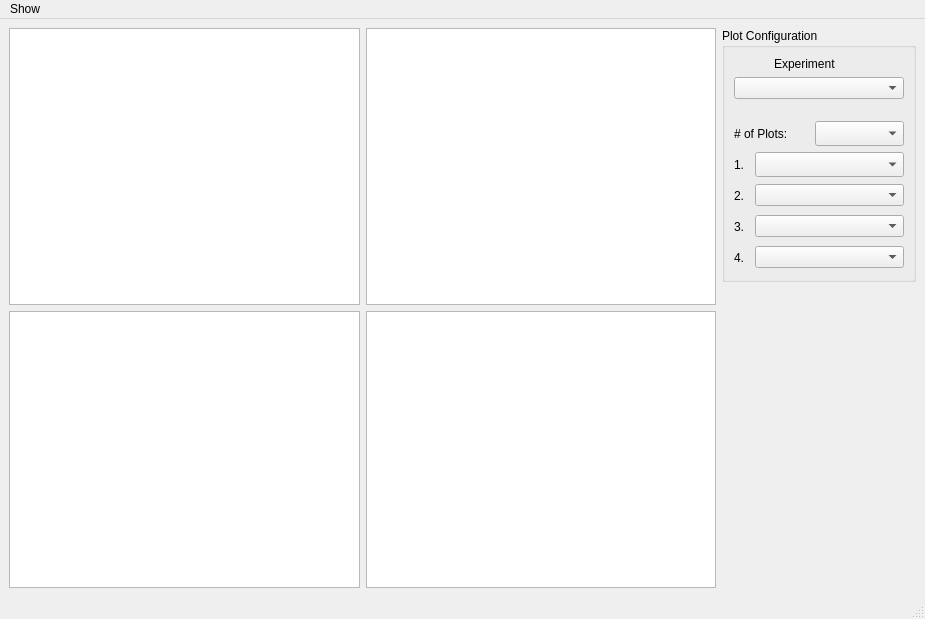
The window that TumorVolumeExperimentView.ui (DennisDean/TumorVolumetrics) describes before a commit, drawn with Qt 5.
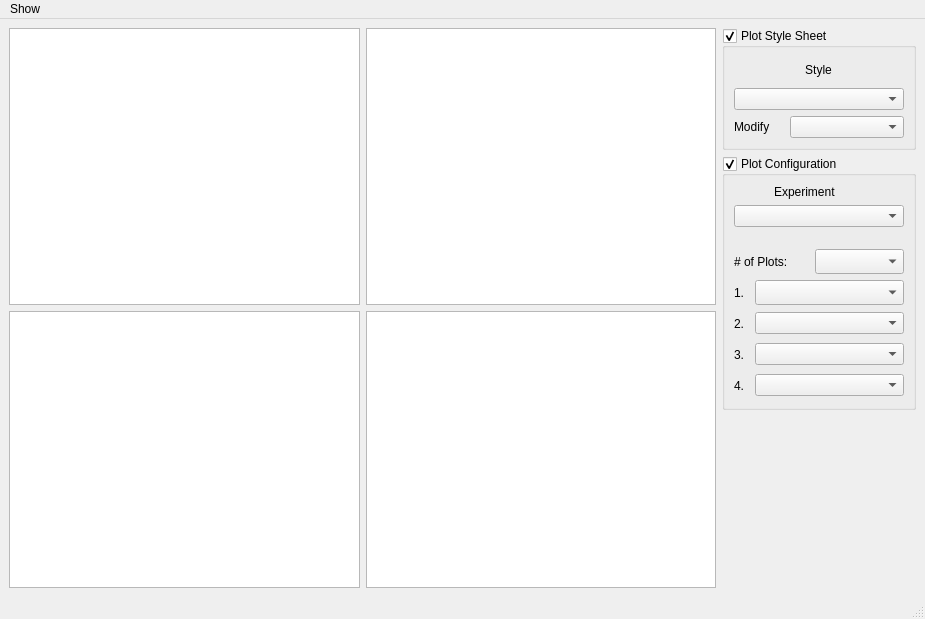
The same window after the commit.

Commit message: Updated designer ui for experiment view. Made group widget checkable to enable collapsing the widget.

```diff
--- a/TumorVolumeExperimentView.ui
+++ b/TumorVolumeExperimentView.ui
@@ -45,7 +45,126 @@
         </item>
         <item>
          <layout class="QVBoxLayout" name="verticalLayout_visual_graph_settings">
-          <item alignment="Qt::AlignTop">
+          <item>
+           <widget class="QGroupBox" name="groupBox_plot_style_sheet">
+            <property name="sizePolicy">
+             <sizepolicy hsizetype="Preferred" vsizetype="Fixed">
+              <horstretch>0</horstretch>
+              <verstretch>0</verstretch>
+             </sizepolicy>
+            </property>
+            <property name="title">
+             <string>Plot Style Sheet</string>
+            </property>
+            <property name="checkable">
+             <bool>true</bool>
+            </property>
+            <layout class="QVBoxLayout" name="verticalLayout_5">
+             <item alignment="Qt::AlignHCenter">
+              <widget class="QLabel" name="label">
+               <property name="sizePolicy">
+                <sizepolicy hsizetype="Fixed" vsizetype="Fixed">
+                 <horstretch>0</horstretch>
+                 <verstretch>0</verstretch>
+                </sizepolicy>
+               </property>
+               <property name="minimumSize">
+                <size>
+                 <width>0</width>
+                 <height>25</height>
+                </size>
+               </property>
+               <property name="maximumSize">
+                <size>
+                 <width>16777215</width>
+                 <height>25</height>
+                </size>
+               </property>
+               <property name="text">
+                <string>Style</string>
+               </property>
+               <property name="alignment">
+                <set>Qt::AlignCenter</set>
+               </property>
+              </widget>
+             </item>
+             <item>
+              <widget class="QComboBox" name="comboBox_plot_style_sheet">
+               <property name="sizePolicy">
+                <sizepolicy hsizetype="Preferred" vsizetype="Fixed">
+                 <horstretch>0</horstretch>
+                 <verstretch>0</verstretch>
+                </sizepolicy>
+               </property>
+               <property name="minimumSize">
+                <size>
+                 <width>170</width>
+                 <height>0</height>
+                </size>
+               </property>
+               <property name="maximumSize">
+                <size>
+                 <width>16777215</width>
+                 <height>16777215</height>
+                </size>
+               </property>
+              </widget>
+             </item>
+             <item>
+              <layout class="QHBoxLayout" name="horizontalLayout_6">
+               <item>
+                <widget class="QLabel" name="label_4">
+                 <property name="sizePolicy">
+                  <sizepolicy hsizetype="Fixed" vsizetype="Fixed">
+                   <horstretch>0</horstretch>
+                   <verstretch>0</verstretch>
+                  </sizepolicy>
+                 </property>
+                 <property name="minimumSize">
+                  <size>
+                   <width>50</width>
+                   <height>0</height>
+                  </size>
+                 </property>
+                 <property name="maximumSize">
+                  <size>
+                   <width>50</width>
+                   <height>16777215</height>
+                  </size>
+                 </property>
+                 <property name="text">
+                  <string>Modify</string>
+                 </property>
+                </widget>
+               </item>
+               <item>
+                <widget class="QComboBox" name="comboBox_plot_style_modify">
+                 <property name="sizePolicy">
+                  <sizepolicy hsizetype="Preferred" vsizetype="Fixed">
+                   <horstretch>0</horstretch>
+                   <verstretch>0</verstretch>
+                  </sizepolicy>
+                 </property>
+                 <property name="minimumSize">
+                  <size>
+                   <width>110</width>
+                   <height>0</height>
+                  </size>
+                 </property>
+                 <property name="maximumSize">
+                  <size>
+                   <width>16777215</width>
+                   <height>16777215</height>
+                  </size>
+                 </property>
+                </widget>
+               </item>
+              </layout>
+             </item>
+            </layout>
+           </widget>
+          </item>
+          <item>
            <widget class="QGroupBox" name="groupBox_plot_configurations">
             <property name="sizePolicy">
              <sizepolicy hsizetype="Preferred" vsizetype="Fixed">
@@ -56,6 +175,12 @@
             <property name="title">
              <string>Plot Configuration</string>
             </property>
+            <property name="checkable">
+             <bool>true</bool>
+            </property>
+            <property name="checked">
+             <bool>true</bool>
+            </property>
             <layout class="QVBoxLayout" name="verticalLayout_3">
              <item alignment="Qt::AlignHCenter">
               <widget class="QLabel" name="label_2">
```
The commit also changes 2 other files.
